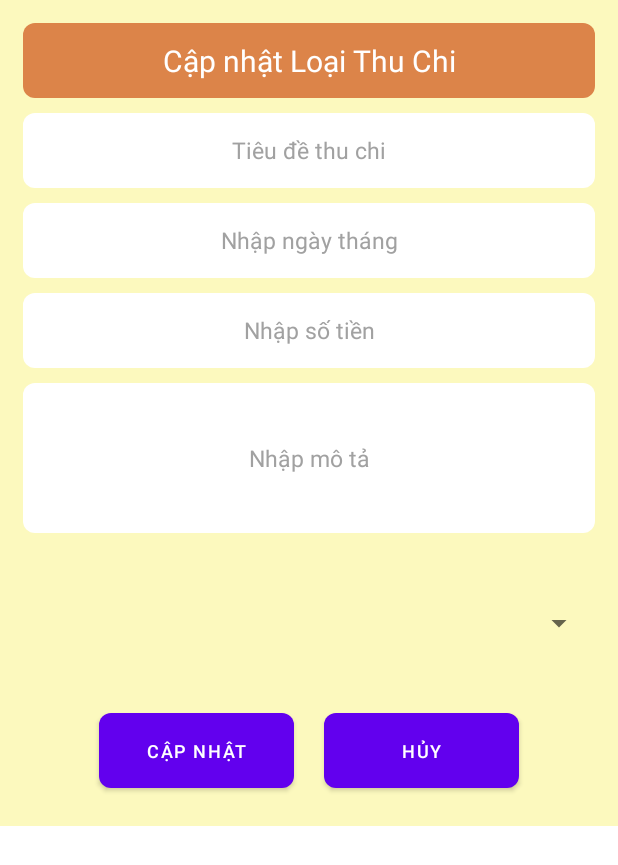
After one commit to asimo1998/Andoird-App-Financial-Management, an Android app: the layout giaodich_update.xml on its own in the app's theme, with its tools: preview values and no code run, on a phone screen of 412 x 824 dp. The commit adds this screen. Shown: the top 865 px of the screen. Run offline under Robolectric (Android 15) with nearby library versions, the phone set to English and light mode, and no system bars.

Commit message:
no message

```diff
--- /dev/null
+++ b/app/src/main/res/layout/giaodich_update.xml
@@ -0,0 +1,117 @@
+<?xml version="1.0" encoding="utf-8"?>
+<LinearLayout xmlns:android="http://schemas.android.com/apk/res/android"
+    android:layout_width="match_parent"
+    android:layout_height="wrap_content"
+    android:orientation="vertical"
+    android:background="@color/yellow1"
+    android:padding="15dp">
+
+    <TextView
+        android:id="@+id/textview_giaodich_title"
+        android:layout_width="match_parent"
+        android:layout_height="50dp"
+        android:background="@drawable/textview_title"
+        android:gravity="center"
+        android:text="Cập nhật Loại Thu Chi"
+        android:textColor="@color/white"
+        android:textSize="20dp"
+        android:textStyle="normal"
+
+        />
+
+    <EditText
+        android:id="@+id/edittext_capnhat_tenloai"
+        android:layout_width="match_parent"
+        android:layout_height="50dp"
+        android:layout_marginTop="10dp"
+        android:background="@drawable/edittext_border"
+        android:gravity="center"
+        android:hint="Tiêu đề thu chi"
+        android:textColorHint="@color/black1"
+        android:textColor="@color/black"
+        android:textSize="15dp"
+        android:textStyle="normal"
+        android:ellipsize="end"
+        android:maxLines="1"
+        />
+    <EditText
+        android:id="@+id/edittext_capnhat_ngaythang"
+        android:layout_width="match_parent"
+        android:layout_height="50dp"
+        android:layout_marginTop="10dp"
+        android:textColorHint="@color/black1"
+        android:background="@drawable/edittext_border"
+        android:gravity="center"
+        android:hint="Nhập ngày tháng"
+        android:textColor="@color/black"
+        android:textSize="15dp"
+        android:textStyle="normal"
+        android:ellipsize="end"
+        android:maxLines="1"
+        />
+    <EditText
+        android:id="@+id/edittext_capnhat_sotien"
+        android:layout_width="match_parent"
+        android:layout_height="50dp"
+        android:layout_marginTop="10dp"
+        android:background="@drawable/edittext_border"
+        android:gravity="center"
+        android:hint="Nhập số tiền"
+        android:inputType="number"
+        android:textColorHint="@color/black1"
+        android:textColor="@color/black"
+        android:textSize="15dp"
+        android:textStyle="normal"
+        android:ellipsize="end"
+        android:maxLines="1"
+        />
+    <EditText
+        android:id="@+id/edittext_capnhat_mota_giaodich"
+        android:layout_width="match_parent"
+        android:layout_height="100dp"
+        android:layout_marginTop="10dp"
+        android:background="@drawable/edittext_border"
+        android:gravity="center"
+        android:hint="Nhập mô tả"
+        android:textColorHint="@color/black1"
+        android:textColor="@color/black"
+        android:textSize="15dp"
+        android:textStyle="normal"
+        android:ellipsize="end"
+        android:maxLines="1"
+        />
+
+    <Spinner
+        android:id="@+id/spiner_capnhat_loaithuchi"
+        android:layout_width="match_parent"
+        android:layout_height="100dp"
+        android:layout_marginTop="10dp" />
+
+    <LinearLayout
+        android:layout_width="match_parent"
+        android:layout_height="wrap_content"
+        android:gravity="center"
+        android:orientation="horizontal">
+
+        <Button
+            android:id="@+id/button_capnhat_giaodich"
+            android:layout_width="130dp"
+            android:layout_height="50dp"
+            android:layout_margin="10dp"
+            android:background="@drawable/border"
+            android:text="Cập nhật"
+            android:textColor="@color/white"
+            android:textSize="12dp" />
+
+        <Button
+            android:id="@+id/button_capnhat_huy_giaodich"
+            android:layout_width="130dp"
+            android:layout_height="50dp"
+            android:layout_margin="10dp"
+            android:background="@drawable/border"
+            android:text="Hủy"
+            android:textColor="@color/white"
+            android:textSize="12dp" />
+    </LinearLayout>
+
+</LinearLayout>
--- a/app/src/main/res/layout/giaodich_view_item.xml
+++ b/app/src/main/res/layout/giaodich_view_item.xml
@@ -90,9 +90,9 @@
             android:id="@+id/delete_giaodich"
             android:layout_width="25dp"
             android:layout_height="25dp"
+            android:layout_below="@id/edit_giaodich"
+            android:layout_alignParentRight="true"
             android:layout_marginTop="8dp"
-            android:layout_alignParentRight="true"
-            android:layout_below="@id/edit_giaodich"
             android:src="@drawable/ic_launcher_foreground" />
     </RelativeLayout>
 </androidx.cardview.widget.CardView>
```
Also changed, not shown: app/src/main/java/com/example/spendingmanagement/adapter/GiaoDichAdapter.java (+87 -3 lines), app/src/main/java/com/example/spendingmanagement/databaseaccessobject/GiaoDichDAO.java (+14 -1 lines), app/src/main/java/com/example/spendingmanagement/fragments/ThuFragment.java (+16 -9 lines).
